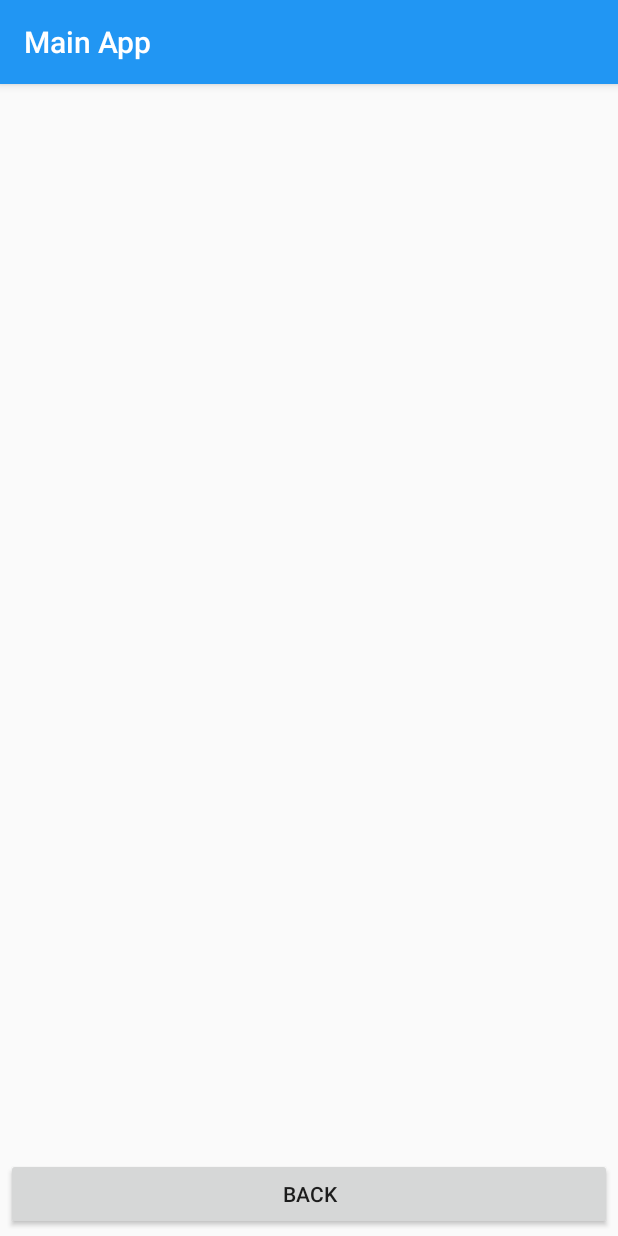
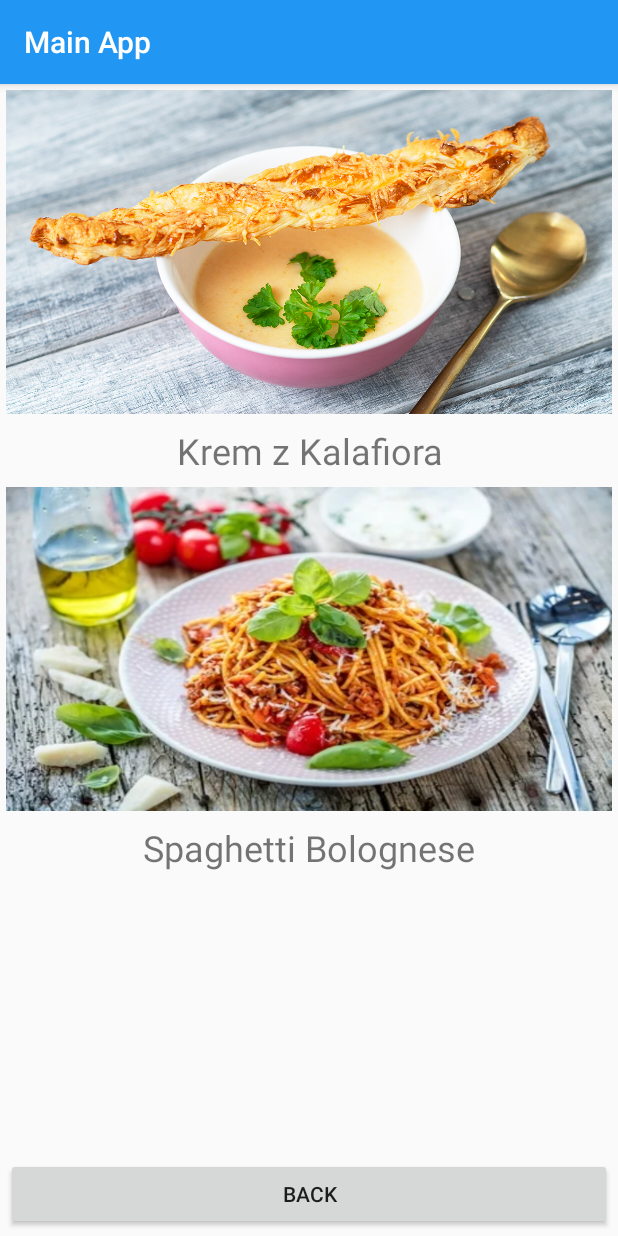
Before and after one commit to FilipBianga/PierwszaAplikacjaMobilna, an Android app: the RecipeActivity screen opened directly, with no data from a screen before it, on a phone screen of 412 x 824 dp. Run offline under Robolectric (Android 15) with nearby library versions, the phone set to English and light mode, and no system bars.

Commit message:
Add 2 Recipe

```diff
--- a/LAB2/app/src/main/java/com/example/tipper/RecipeActivity.java
+++ b/LAB2/app/src/main/java/com/example/tipper/RecipeActivity.java
@@ -6,9 +6,11 @@ import android.content.Intent;
 import android.os.Bundle;
 import android.view.View;
 import android.widget.Button;
+import android.widget.ImageButton;
 
 public class RecipeActivity extends AppCompatActivity {
     Button btnBack;
+    ImageButton firstRecipe, secondRecipe;
 
     @Override
     protected void onCreate(Bundle savedInstanceState) {
@@ -23,6 +25,24 @@ public class RecipeActivity extends AppCompatActivity {
                 startActivity(intent);
             }
         });
+
+        firstRecipe = (ImageButton) findViewById(R.id.firstRecipe);
+        firstRecipe.setOnClickListener(new View.OnClickListener() {
+            @Override
+            public void onClick(View view) {
+                Intent intent = new Intent(RecipeActivity.this, FirstRecipeActivity.class);
+                startActivity(intent);
+            }
+        });
+
+        secondRecipe = (ImageButton) findViewById(R.id.secondRecipe);
+        secondRecipe.setOnClickListener(new View.OnClickListener() {
+            @Override
+            public void onClick(View view) {
+                Intent intent = new Intent(RecipeActivity.this, SecondRecipeActivity.class);
+                startActivity(intent);
+            }
+        });
     }
 
 
--- a/LAB2/app/src/main/res/layout/activity_recipe.xml
+++ b/LAB2/app/src/main/res/layout/activity_recipe.xml
@@ -8,6 +8,40 @@
     android:columnCount="2"
     android:useDefaultMargins="true">
 
+  <ImageButton
+      android:id="@+id/firstRecipe"
+      android:layout_width="match_parent"
+      android:layout_height="216dp"
+      android:layout_row="0"
+      android:layout_column="0"
+      android:background="@drawable/kalafior" />
+
+  <TextView
+      android:layout_width="match_parent"
+      android:layout_height="wrap_content"
+      android:layout_row="1"
+      android:layout_column="0"
+      android:gravity="center"
+      android:text="Krem z Kalafiora"
+      android:textSize="24dp" />
+
+  <ImageButton
+      android:id="@+id/secondRecipe"
+      android:layout_width="match_parent"
+      android:layout_height="216dp"
+      android:layout_row="2"
+      android:layout_column="0"
+      android:background="@drawable/spagetti" />
+
+  <TextView
+      android:layout_width="match_parent"
+      android:layout_height="wrap_content"
+      android:layout_row="3"
+      android:layout_column="0"
+      android:gravity="center"
+      android:text="Spaghetti Bolognese"
+      android:textSize="24dp" />
+
   <Button
       android:id="@+id/btnBack"
       android:layout_width="match_parent"
```
Also changed, not shown: LAB2/app/src/main/AndroidManifest.xml (+9 -3 lines), LAB2/app/src/main/java/com/example/tipper/FirstRecipeActivity.java (added, +50 -0 lines), LAB2/app/src/main/java/com/example/tipper/SecondRecipeActivity.java (added, +43 -0 lines), LAB2/app/src/main/res/layout/activity_first_recipe.xml (added, +38 -0 lines), LAB2/app/src/main/res/layout/activity_second_recipe.xml (added, +38 -0 lines), LAB2/app/src/main/res/drawable/kalafior.png (added), LAB2/app/src/main/res/drawable/spagetti.png (added), 1 other file.
